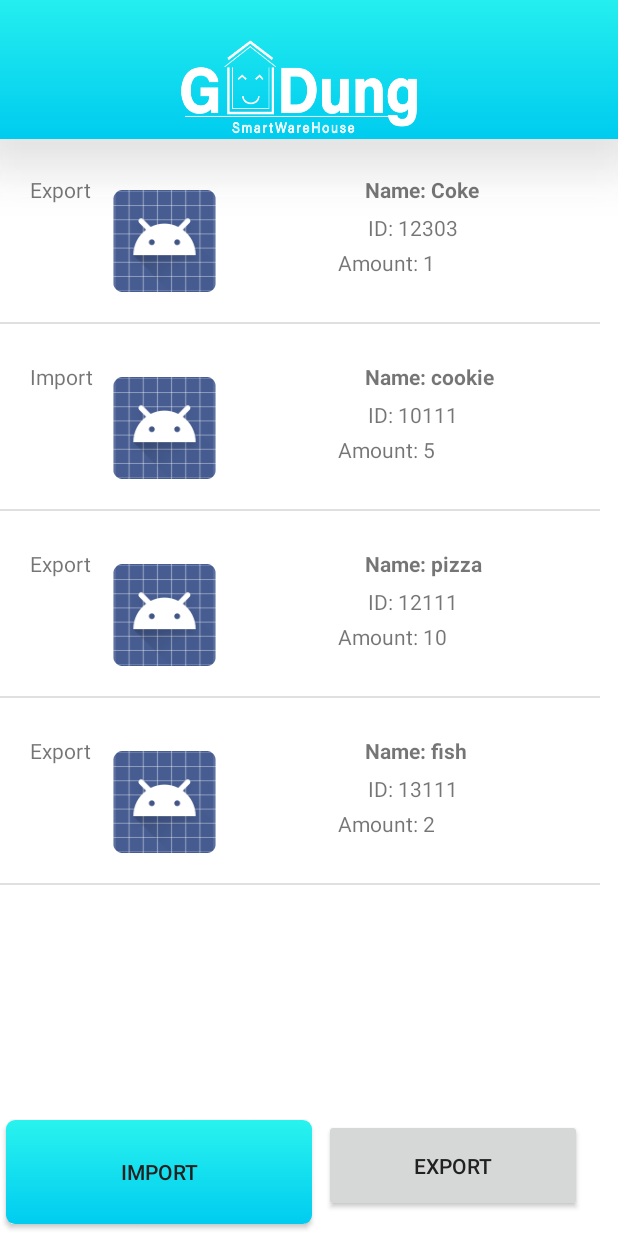
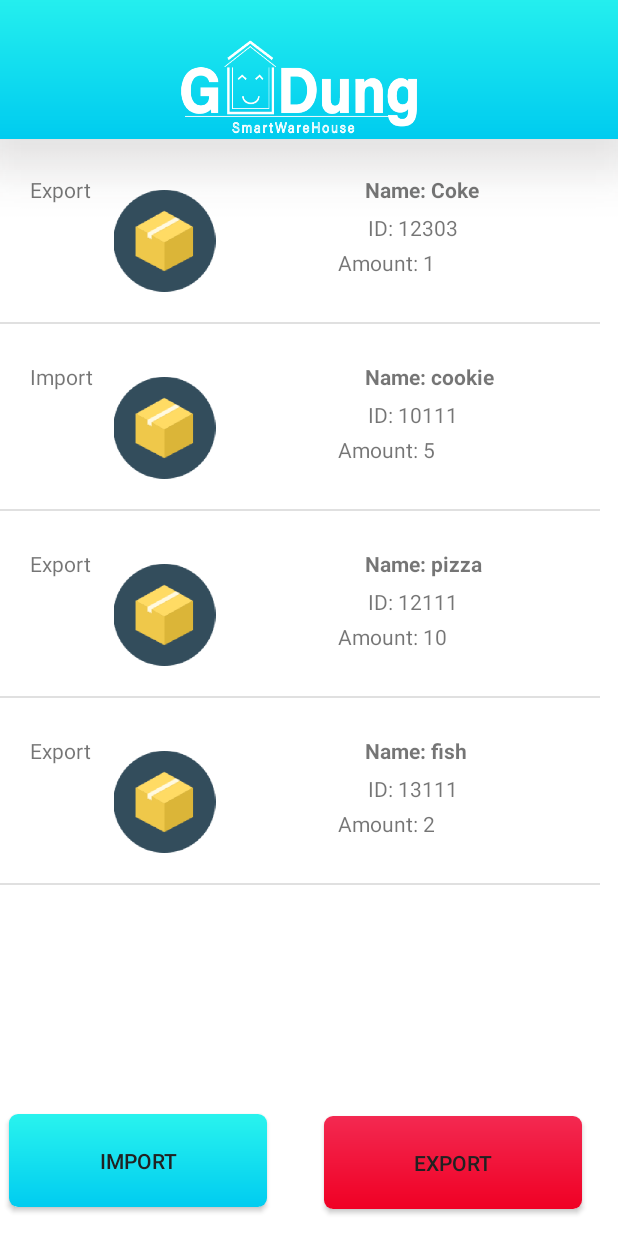
Before and after one commit to tammapon/warehouse, an Android app: the page_employee screen opened directly, with no data from a screen before it, on a phone screen of 412 x 824 dp. Run offline under Robolectric (Android 15) with nearby library versions, the phone set to English and light mode, and no system bars.

Commit message:
update 2

```diff
--- a/app/src/main/java/com/example/test4/page_login.java
+++ b/app/src/main/java/com/example/test4/page_login.java
@@ -12,7 +12,7 @@ import androidx.appcompat.app.AppCompatActivity;
 public class page_login extends AppCompatActivity {
     EditText id_login,pass_login;
     Button access_login,register_login;
-    String level = "C";
+    String level = "A";
 
     @Override
     protected void onCreate(Bundle savedInstanceState) {
--- /dev/null
+++ b/app/src/main/res/drawable/red.xml
@@ -0,0 +1,22 @@
+<?xml version="1.0" encoding="utf-8"?>
+<shape xmlns:android="http://schemas.android.com/apk/res/android" android:shape="rectangle" >
+    <corners
+        android:radius="6dp"
+        />
+    <gradient
+        android:angle="270"
+        android:startColor="#F32951"
+        android:endColor="#F00024"
+        android:type="linear"
+        />
+    <padding
+        android:left="0dp"
+        android:top="0dp"
+        android:right="0dp"
+        android:bottom="0dp"
+        />
+    <size
+        android:width="270dp"
+        android:height="60dp"
+        />
+</shape>
--- a/app/src/main/res/layout/activity_main.xml
+++ b/app/src/main/res/layout/activity_main.xml
@@ -28,14 +28,21 @@
         android:id="@+id/btn_toshowID"
         android:layout_width="wrap_content"
         android:layout_height="wrap_content"
+        android:layout_alignTop="@+id/swipeListView"
         android:layout_alignParentStart="true"
+        android:layout_alignParentLeft="true"
         android:layout_alignParentEnd="true"
+        android:layout_alignParentRight="true"
         android:layout_alignParentBottom="true"
         android:layout_marginStart="70dp"
+        android:layout_marginLeft="70dp"
+        android:layout_marginTop="507dp"
         android:layout_marginEnd="71dp"
+        android:layout_marginRight="71dp"
         android:layout_marginBottom="51dp"
-        android:background="@drawable/button_bg"
+        android:background="@drawable/drawable_menu"
         android:drawableStart="@drawable/add"
+        android:drawableLeft="@drawable/add"
         android:duplicateParentState="true"
         android:fontFamily="@font/segoe"
         android:shadowColor="#00C21F1F"
--- a/app/src/main/res/layout/activity_page_employee.xml
+++ b/app/src/main/res/layout/activity_page_employee.xml
@@ -20,17 +20,17 @@
 
     <Button
         android:id="@+id/delete"
-        android:layout_width="204dp"
-        android:layout_height="69dp"
+        android:layout_width="172dp"
+        android:layout_height="62dp"
         android:layout_alignParentEnd="true"
+        android:layout_alignParentRight="true"
         android:layout_alignParentBottom="true"
-        android:layout_marginEnd="204dp"
-        android:layout_marginBottom="8dp"
+        android:layout_marginEnd="234dp"
+        android:layout_marginRight="234dp"
+        android:layout_marginBottom="19dp"
         android:background="@drawable/drawable_menu"
         android:onClick="launchFullActivity"
-        android:text="Import"
-        android:layout_alignParentRight="true"
-        android:layout_marginRight="204dp" />
+        android:text="Import" />
 
     <Button
         android:id="@+id/btn_export"
@@ -41,7 +41,8 @@
         android:layout_alignParentBottom="true"
         android:layout_marginEnd="24dp"
         android:layout_marginRight="24dp"
-        android:layout_marginBottom="16dp"
+        android:layout_marginBottom="18dp"
+        android:background="@drawable/red"
         android:onClick="launchOutActivity"
         android:text="export" />
 
--- a/app/src/main/res/layout/product_view.xml
+++ b/app/src/main/res/layout/product_view.xml
@@ -52,9 +52,9 @@
         android:layout_alignParentTop="true"
         android:layout_marginStart="50dp"
         android:layout_marginTop="15dp"
-        app:srcCompat="@android:drawable/sym_def_app_icon"
         android:layout_alignParentLeft="true"
-        android:layout_marginLeft="50dp" />
+        android:layout_marginLeft="50dp"
+        app:srcCompat="@mipmap/box_foreground" />
 
     <TextView
         android:id="@+id/tx_type"
@@ -67,5 +67,4 @@
         android:text="Export"
         android:layout_alignParentLeft="true"
         android:layout_marginLeft="0dp" />
-
 </RelativeLayout>
```
